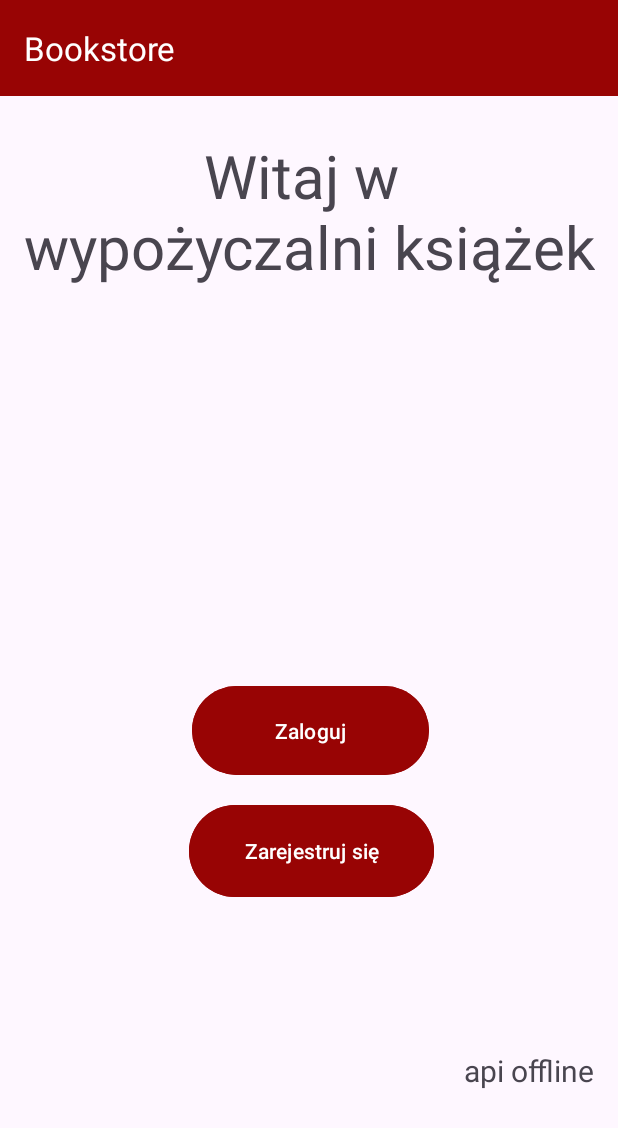
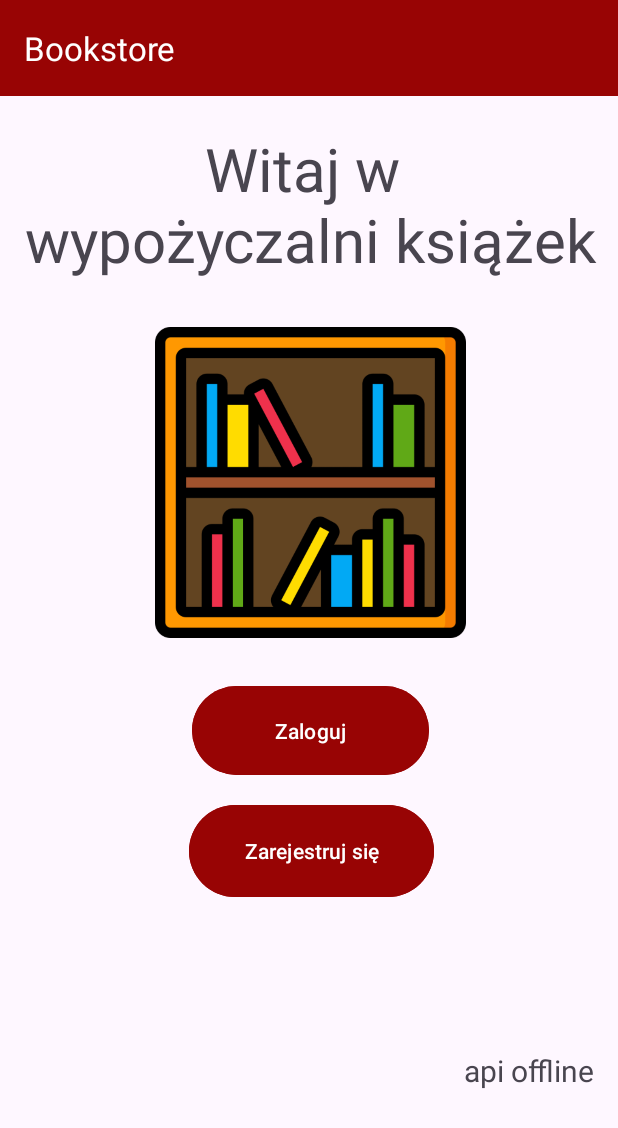
Before and after one commit to Pawel-Melon/Projekt_android, an Android app: the screen it shows after launch (ToolbarActivity), on a phone screen of 412 x 824 dp. Shown: the top 1128 px of the screen. Run offline under Robolectric (Android 15) with nearby library versions, the phone set to English and light mode, and no system bars; our stand-ins replace Volley, navigation-ui; network calls fail.

Commit message:
logo jpg in StartPage , small fixes

```diff
--- a/app/src/main/res/layout/fragment_start.xml
+++ b/app/src/main/res/layout/fragment_start.xml
@@ -9,16 +9,16 @@
 
     <TextView
         android:id="@+id/WelcmetextView"
-        android:layout_width="wrap_content"
-        android:layout_height="wrap_content"
+        android:layout_width="393dp"
+        android:layout_height="122dp"
         android:text="            Witaj w\nwypożyczalni książek"
         android:textSize="40dp"
         app:layout_constraintBottom_toTopOf="@+id/loginButton"
         app:layout_constraintEnd_toEndOf="parent"
-        app:layout_constraintHorizontal_bias="0.466"
+        app:layout_constraintHorizontal_bias="0.888"
         app:layout_constraintStart_toStartOf="parent"
         app:layout_constraintTop_toTopOf="parent"
-        app:layout_constraintVertical_bias="0.256" />
+        app:layout_constraintVertical_bias="0.258" />
 
     <TextView
         android:id="@+id/textView"
@@ -35,15 +35,15 @@
 
     <ImageView
         android:id="@+id/exampleImageView"
-        android:layout_width="197dp"
-        android:layout_height="158dp"
-
-        android:layout_marginTop="265dp"
-        app:layout_constraintBottom_toTopOf="@+id/loginButton"
+        android:layout_width="254dp"
+        android:layout_height="207dp"
+        android:src="@drawable/bookstore"
+        app:layout_constraintBottom_toBottomOf="parent"
         app:layout_constraintEnd_toEndOf="parent"
+        app:layout_constraintHorizontal_bias="0.496"
         app:layout_constraintStart_toStartOf="parent"
         app:layout_constraintTop_toTopOf="parent"
-        app:layout_constraintVertical_bias="0.0" />
+        app:layout_constraintVertical_bias="0.417" />
 
     <Button
         android:id="@+id/loginButton"
```
Also changed, not shown: app/src/main/res/layout/fragment_account.xml (+22 -19 lines), app/src/main/res/drawable/bookstore.jpg (added).
